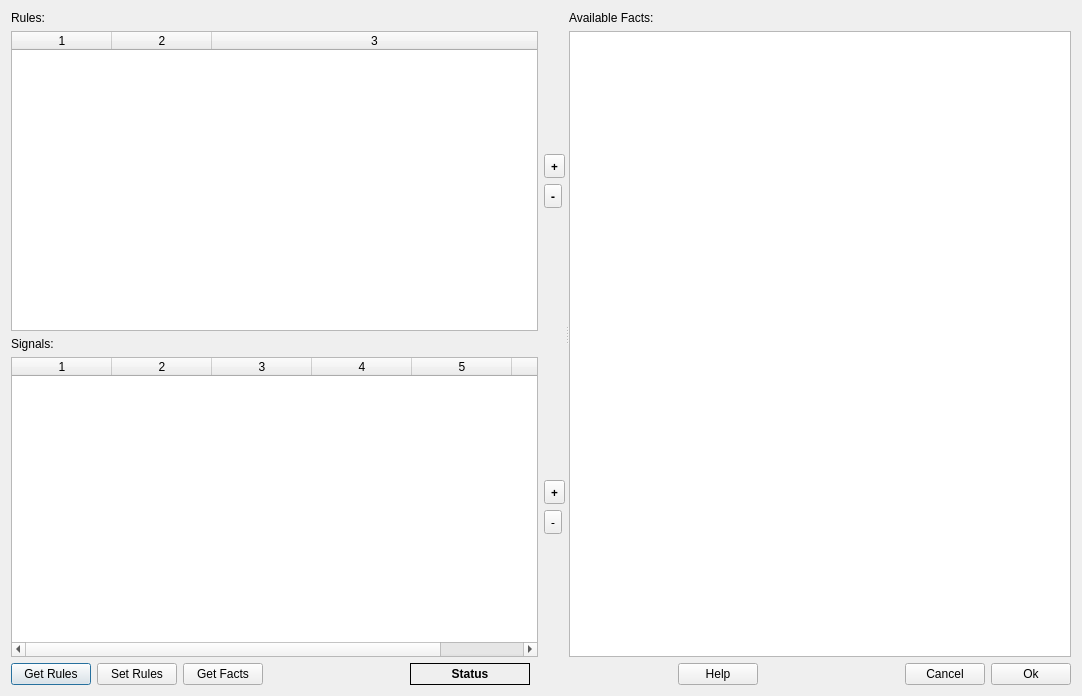
Old version of the form dasmon/client/RuleConfigDialog.ui in the repository ADARA-Neutrons/adara.
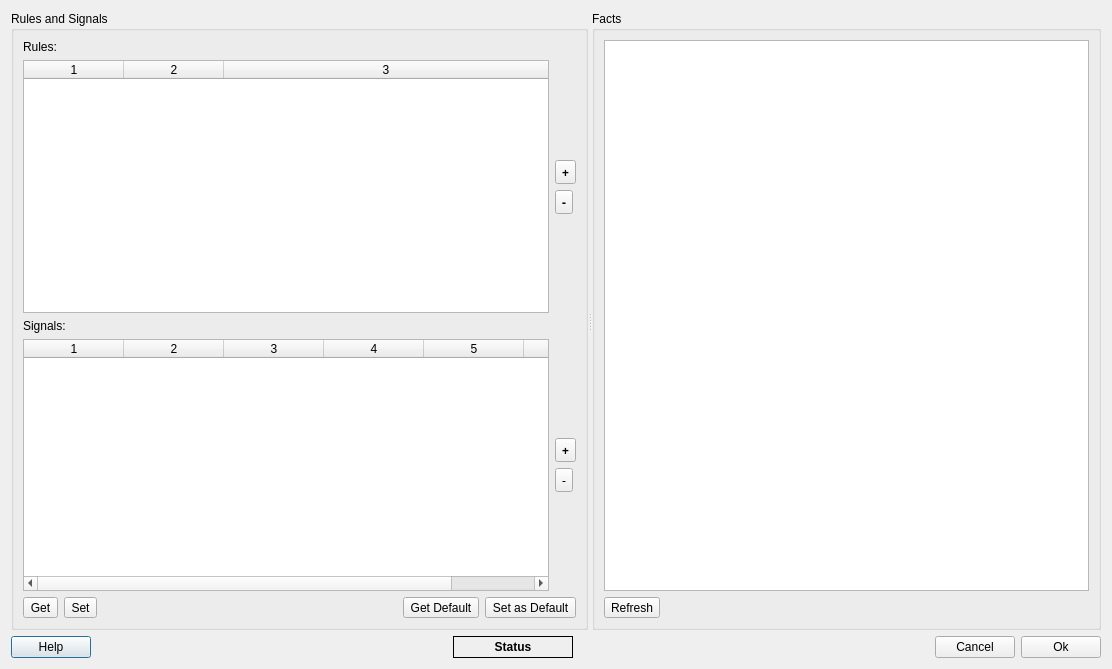
New version of the form.

Commit message: Few minor fixes. Working on default rule set/get.

Diff of the .ui file:
```diff
--- a/dasmon/client/RuleConfigDialog.ui
+++ b/dasmon/client/RuleConfigDialog.ui
@@ -6,22 +6,28 @@
    <rect>
     <x>0</x>
     <y>0</y>
-    <width>1082</width>
-    <height>696</height>
+    <width>1112</width>
+    <height>669</height>
    </rect>
   </property>
   <property name="windowTitle">
    <string>DAS Monitor Rule Configuration</string>
   </property>
-  <layout class="QVBoxLayout" name="verticalLayout_5" stretch="1,0">
+  <layout class="QVBoxLayout" name="verticalLayout_6" stretch="1,0">
    <item>
     <widget class="QSplitter" name="splitter">
      <property name="orientation">
       <enum>Qt::Horizontal</enum>
      </property>
-     <widget class="QWidget" name="">
+     <widget class="QWidget" name="layoutWidget">
       <layout class="QVBoxLayout" name="verticalLayout_3">
        <item>
+        <widget class="QGroupBox" name="groupBox_2">
+         <property name="title">
+          <string>Rules and Signals</string>
+         </property>
+         <layout class="QVBoxLayout" name="verticalLayout_7">
+          <item>
         <widget class="QLabel" name="label">
          <property name="text">
           <string>Rules:</string>
@@ -232,17 +238,69 @@
          </item>
         </layout>
        </item>
-      </layout>
-     </widget>
-     <widget class="QWidget" name="">
+          <item>
+           <layout class="QHBoxLayout" name="horizontalLayout_4">
+            <item>
+             <widget class="QToolButton" name="getCfgButton">
+              <property name="text">
+               <string>Get</string>
+              </property>
+             </widget>
+            </item>
+            <item>
+             <widget class="QToolButton" name="setCfgButton">
+              <property name="text">
+               <string>Set</string>
+              </property>
+             </widget>
+            </item>
+            <item>
+             <spacer name="horizontalSpacer_4">
+              <property name="orientation">
+               <enum>Qt::Horizontal</enum>
+              </property>
+              <property name="sizeHint" stdset="0">
+               <size>
+                <width>40</width>
+                <height>20</height>
+               </size>
+              </property>
+             </spacer>
+            </item>
+            <item>
+             <widget class="QToolButton" name="restoreDefCfgButton">
+              <property name="text">
+               <string>Get Default</string>
+              </property>
+             </widget>
+            </item>
+            <item>
+             <widget class="QToolButton" name="setDefCfgButton">
+              <property name="text">
+               <string>Set as Default</string>
+              </property>
+             </widget>
+            </item>
+           </layout>
+          </item>
+         </layout>
+        </widget>
+       </item>
+      </layout>
+     </widget>
+     <widget class="QWidget" name="layoutWidget1">
       <layout class="QVBoxLayout" name="verticalLayout_4">
        <item>
-        <widget class="QLabel" name="label_3">
-         <property name="text">
-          <string>Available Facts:</string>
-         </property>
-        </widget>
-       </item>
+        <layout class="QHBoxLayout" name="factLayout">
+         <item>
+          <widget class="QGroupBox" name="groupBox">
+           <property name="title">
+            <string>Facts</string>
+           </property>
+           <property name="flat">
+            <bool>false</bool>
+           </property>
+           <layout class="QVBoxLayout" name="verticalLayout_5">
        <item>
         <widget class="QListWidget" name="factList">
          <property name="sizePolicy">
@@ -253,6 +311,18 @@
          </property>
         </widget>
        </item>
+            <item>
+             <widget class="QToolButton" name="refreshFactButton">
+              <property name="text">
+               <string>Refresh</string>
+              </property>
+             </widget>
+            </item>
+           </layout>
+          </widget>
+         </item>
+        </layout>
+       </item>
       </layout>
      </widget>
     </widget>
@@ -260,28 +330,14 @@
    <item>
     <layout class="QHBoxLayout" name="horizontalLayout">
      <item>
-      <widget class="QPushButton" name="getButton">
+      <widget class="QPushButton" name="helpButton">
        <property name="text">
-        <string>Get Rules</string>
+        <string>Help</string>
        </property>
       </widget>
      </item>
      <item>
-      <widget class="QPushButton" name="setButton">
-       <property name="text">
-        <string>Set Rules</string>
-       </property>
-      </widget>
-     </item>
-     <item>
-      <widget class="QPushButton" name="factButton">
-       <property name="text">
-        <string>Get Facts</string>
-       </property>
-      </widget>
-     </item>
-     <item>
-      <spacer name="horizontalSpacer_2">
+      <spacer name="horizontalSpacer">
        <property name="orientation">
         <enum>Qt::Horizontal</enum>
        </property>
@@ -318,26 +374,6 @@
        </property>
       </widget>
      </item>
-     <item>
-      <spacer name="horizontalSpacer">
-       <property name="orientation">
-        <enum>Qt::Horizontal</enum>
-       </property>
-       <property name="sizeHint" stdset="0">
-        <size>
-         <width>40</width>
-         <height>20</height>
-        </size>
-       </property>
-      </spacer>
-     </item>
-     <item>
-      <widget class="QPushButton" name="helpButton">
-       <property name="text">
-        <string>Help</string>
-       </property>
-      </widget>
-     </item>
      <item>
       <spacer name="horizontalSpacer_3">
        <property name="orientation">
```
Left out of the diff: 228 changed lines with no effect on the pictures. Lines whose indentation alone changed are shown as unchanged. The commit also changes 13 other files.
